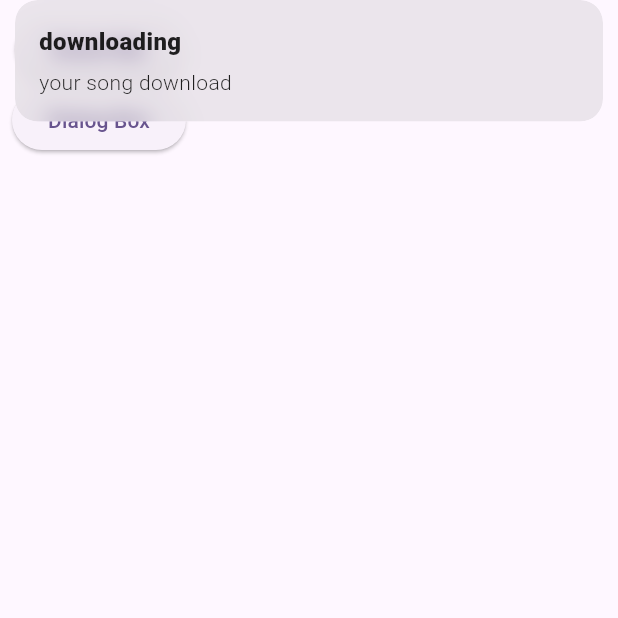
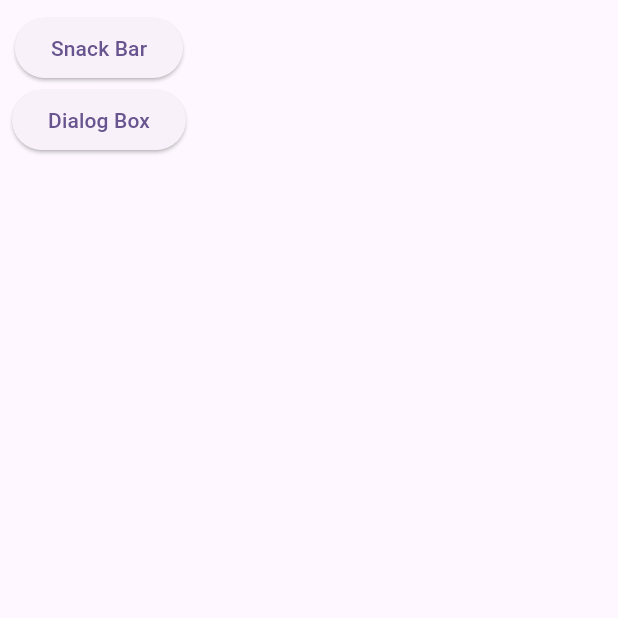
Before and after one commit to Monam1083/Getx-State-Management-, a Flutter app: the screen it shows after launch, after a tap on "Dialog Box", on a phone screen of 412 x 824 dp, the top half of it. Run offline on Flutter 3.47's test engine with Material 3 defaults, Android fonts, the phone set to English and light mode, and no system bars; our stand-ins replace get.

Commit message:
remove function

```diff
--- a/lib/Page/home_page.dart
+++ b/lib/Page/home_page.dart
@@ -19,12 +19,7 @@ class HomePage extends StatelessWidget {
                 },
                 child: Text("Snack Bar"),
               ),
-              ElevatedButton(
-                onPressed: () {
-                  Get.snackbar("downloading", "your song download");
-                },
-                child: Text("Dialog Box"),
-              ),
+              ElevatedButton(onPressed: () {}, child: Text("Dialog Box")),
             ],
           ),
         ),
```
